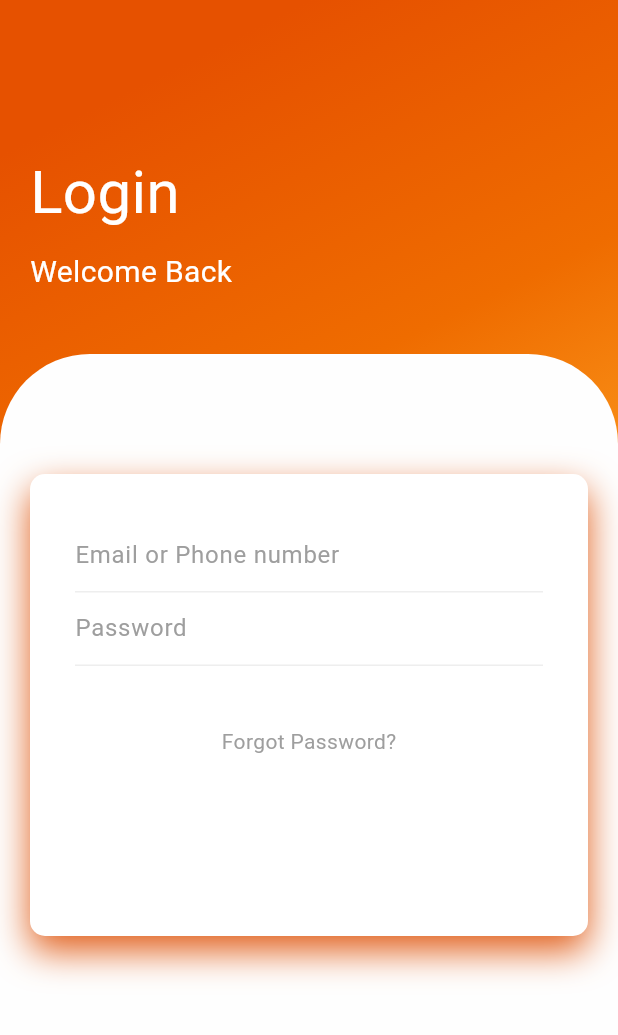
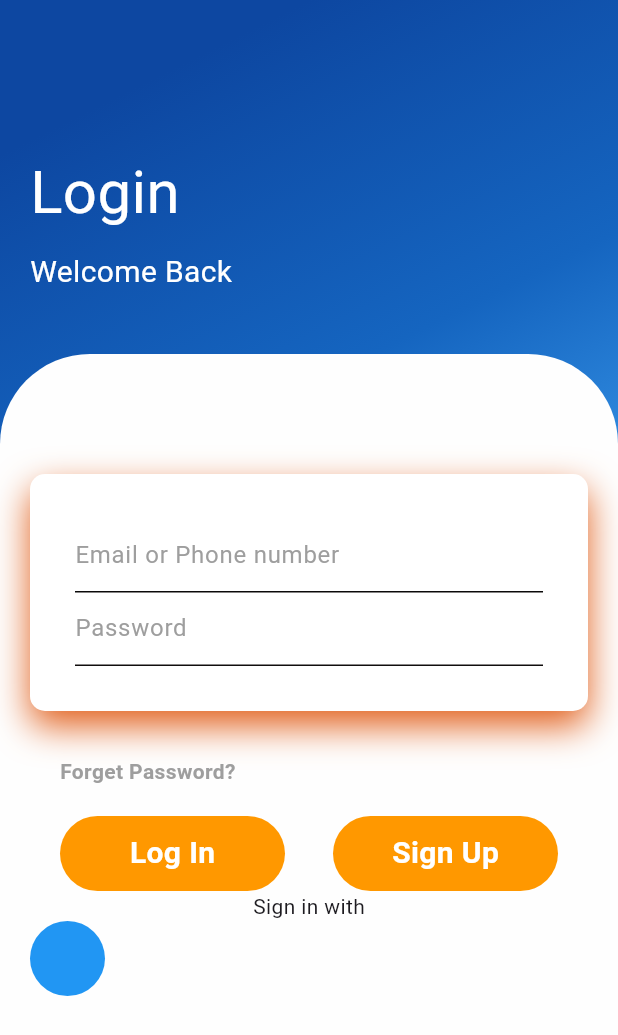
Before and after one commit to Diperson20/gharbhada, a Flutter app: the screen it shows after launch, on a phone screen of 412 x 824 dp. Shown: the top 1035 px of the screen. Run offline on Flutter 3.47's test engine with Material 3 defaults, Android fonts, the phone set to English and light mode, and no system bars.

Commit message:
Login page completed

```diff
--- a/lib/pages/home_page.dart
+++ b/lib/pages/home_page.dart
@@ -18,6 +18,14 @@ class HomePage extends StatelessWidget {
           ),
           backgroundColor: Colors.blue,
         ),
+        drawer: Drawer(
+          backgroundColor: Colors.lightBlue,
+          child: Column(
+            children: [
+              DrawerHeader(child: Icon(Icons.local_convenience_store))
+            ],
+          ),
+        ),
         body: Column(
           children: [
             Card(
--- a/lib/pages/login.dart
+++ b/lib/pages/login.dart
@@ -12,6 +12,7 @@ class Login extends StatefulWidget {
 class _LoginState extends State<Login> {
   @override
   Widget build(BuildContext context) {
+    final size = MediaQuery.of(context).size;
     return Scaffold(
       body: Container(
         width: double.infinity,
@@ -19,9 +20,9 @@ class _LoginState extends State<Login> {
           gradient: LinearGradient(
             begin: Alignment.topCenter,
             colors: [
-              Colors.orange[900]!,
-              Colors.orange[800]!,
-              Colors.orange[400]!,
+              Colors.blue[900]!,
+              Colors.blue[800]!,
+              Colors.blue[400]!,
             ],
           ),
         ),
@@ -68,6 +69,7 @@ class _LoginState extends State<Login> {
                         height: 60,
                       ),
                       Container(
+                        //container login and password info
                         padding: EdgeInsets.all(30),
                         decoration: BoxDecoration(
                             color: Colors.white,
@@ -86,7 +88,9 @@ class _LoginState extends State<Login> {
                               // Input for email
                               decoration: BoxDecoration(
                                 border: Border(
-                                  bottom: BorderSide(color: Colors.grey[200]!),
+                                  bottom: BorderSide(
+                                      color: const Color.fromARGB(
+                                          255, 11, 10, 10)!),
                                 ),
                               ),
                               child: TextField(
@@ -101,7 +105,9 @@ class _LoginState extends State<Login> {
                               // input for password
                               decoration: BoxDecoration(
                                 border: Border(
-                                  bottom: BorderSide(color: Colors.grey[200]!),
+                                  bottom: BorderSide(
+                                      color: const Color.fromARGB(
+                                          255, 17, 14, 14)!),
                                 ),
                               ),
                               child: TextField(
@@ -112,23 +118,93 @@ class _LoginState extends State<Login> {
                                 ),
                               ),
                             ),
-                            SizedBox(
-                              height: 40,
-                            ),
-                            Text(
-                              "Forgot Password?",
-                              style: TextStyle(color: Colors.grey),
-                            ),
-                            SizedBox(
-                              height: 40,
-                            ),
+                          ],
+                        ),
+                      ), //this is a pass login container
+                      SizedBox(
+                        height: 30,
+                      ),
+                      Container(
+                        child: Row(
+                          mainAxisAlignment: MainAxisAlignment.start,
+                          children: [
                             Container(
-                              height: 50,
-                              margin: EdgeInsets.symmetric(horizontal: 50),
+                              child: Padding(
+                                padding: const EdgeInsets.only(left: 20),
+                                child: Text(
+                                  "Forget Password?",
+                                  style: TextStyle(
+                                      color: Colors.grey,
+                                      fontWeight: FontWeight.bold),
+                                ),
+                              ),
                             ),
                           ],
                         ),
                       ),
+                      SizedBox(
+                        height: 20,
+                      ),
+                      Padding(
+                        padding: const EdgeInsets.only(right: 20, left: 20),
+                        child: Row(
+                          mainAxisAlignment: MainAxisAlignment.spaceBetween,
+                          children: [
+                            Container(
+                              //login container
+                              height: 50,
+                              width: 150,
+                              decoration: BoxDecoration(
+                                borderRadius: BorderRadius.circular(50),
+                                color: Colors.orange,
+                              ),
+                              child: Center(
+                                child: Text(
+                                  "Log In",
+                                  style: TextStyle(
+                                      color: Colors.white,
+                                      fontSize: 20,
+                                      fontWeight: FontWeight.bold),
+                                ),
+                              ),
+                            ),
+                            Container(
+                              //Sign Up container
+                              height: 50,
+                              width: 150,
+                              decoration: BoxDecoration(
+                                borderRadius: BorderRadius.circular(50),
+                                color: Colors.orange,
+                              ),
+                              child: Center(
+                                child: Text(
+                                  "Sign Up",
+                                  style: TextStyle(
+                                      color: Colors.white,
+                                      fontSize: 20,
+                                      fontWeight: FontWeight.bold),
+                                ),
+                              ),
+                            ),
+                          ],
+                        ),
+                      ),
+                      Container(
+                        child: Text("Sign in with"),
+                      ),
+                      Container(
+                        child: Row(
+                          children: [
+                            Container(
+                              height: 50,
+                              width: 50,
+                              decoration: BoxDecoration(
+                                  color: Colors.blue,
+                                  borderRadius: BorderRadius.circular(100)),
+                            ), //google
+                          ],
+                        ),
+                      )
                     ],
                   ),
                 ),
```
